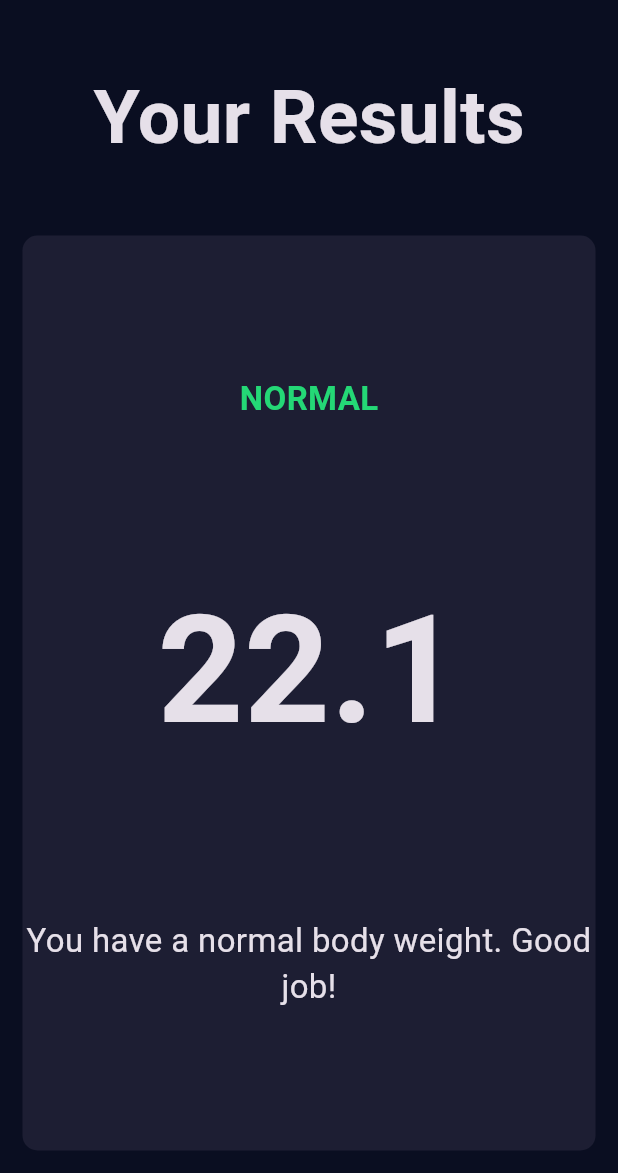
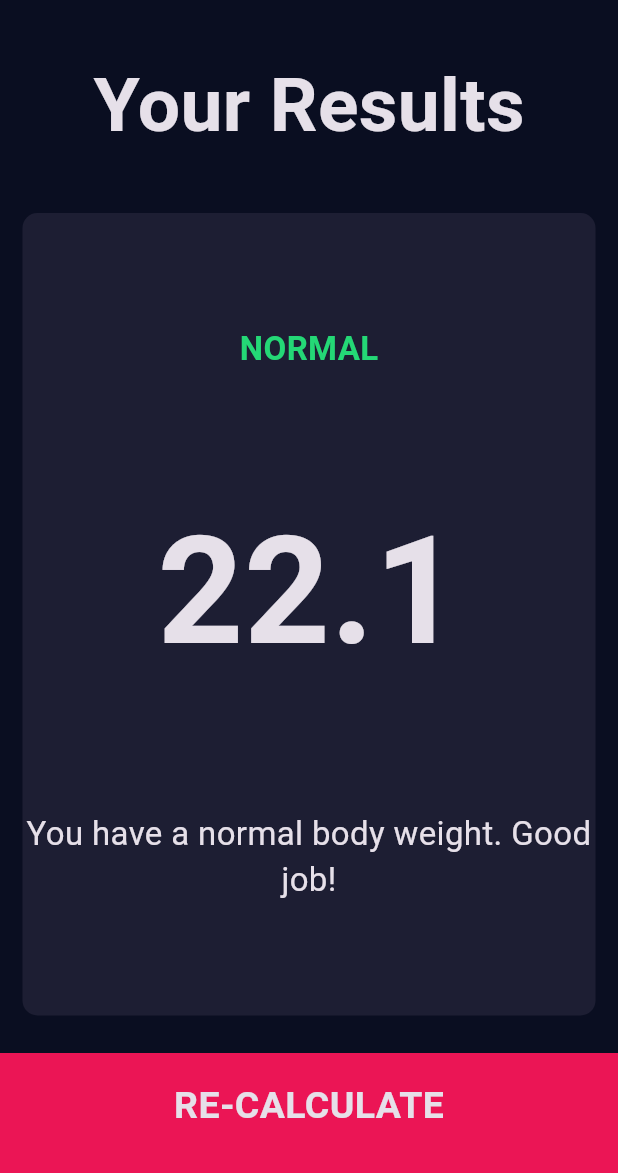
Before and after one commit to Arjav-07/BMI-Calculator, a Flutter app: the screen it shows after launch, after a tap on "CALCULATE", on a phone screen of 412 x 824 dp, the part 63-1236 px from its top. Run offline on Flutter 3.47's test engine with Material 3 defaults, Android fonts, the phone set to English and light mode, and no system bars; our stand-ins replace font_awesome_flutter.

Commit message:
BUTTONS FIXED

```diff
--- a/lib/components/bottom_button.dart
+++ b/lib/screens/bottom_button.dart
@@ -3,17 +3,18 @@ import 'package:flutter/material.dart';
 
 class BottomButton extends StatelessWidget {
   const BottomButton({
-    super.key, required this.onTap, required this.buttonTitle, required Container child,
+    super.key, required this.title, required this.onTap,
   });
 
+  final String title;
   final Function onTap;
-  final String buttonTitle;
-
 
   @override
   Widget build(BuildContext context) {
     return GestureDetector(
-      onTap:onTap(),
+      onTap: () {
+        onTap();
+      },
       child: Container(
         color: kbottomcolor,
         margin: EdgeInsets.only(top: 10.0),
@@ -21,7 +22,10 @@ class BottomButton extends StatelessWidget {
         width: double.infinity,
         height: kbottomcontainerheight,
         child: Center(
-          child: Text(buttonTitle, style: kLargeButtonTextStyle),
+          child: Text(
+            title,
+            style: kLargeButtonTextStyle,
+          ),
         ),
       ),
     );
--- a/lib/screens/input_page.dart
+++ b/lib/screens/input_page.dart
@@ -2,6 +2,7 @@ import 'package:bmi_calculator/components/icon_widget.dart';
 import 'package:bmi_calculator/components/reusablecard.dart';
 import 'package:bmi_calculator/components/rounded_icon_button.dart';
 import 'package:bmi_calculator/constants.dart';
+import 'package:bmi_calculator/screens/bottom_button.dart';
 import 'package:flutter/material.dart';
 import 'package:font_awesome_flutter/font_awesome_flutter.dart';
 
@@ -196,25 +197,10 @@ class _InputPageState extends State<InputPage> {
           ),
 
           // ------------------ CALCULATE BUTTON ------------------
-          GestureDetector(
-            onTap: () {
-              Navigator.pushNamed(context, '/results');
-              // Calculate BMI and navigate to results page
-            },
-            child: Container(
-              color: kbottomcolor,
-              margin: EdgeInsets.only(top: 10.0),
-              padding: EdgeInsets.only(bottom: 10.0),
-              width: double.infinity,
-              height: kbottomcontainerheight,
-              child: Center(
-                child: Text(
-                  'CALCULATE',
-                  style: kLargeButtonTextStyle,
-                ),
-              ),
-            ),
-          )
+          BottomButton(title: 'CALCULATE', onTap: () {
+            Navigator.pushNamed(context, '/results');
+            // Calculate BMI and navigate to results page
+          },),
         ],
       ),
     );
--- a/lib/screens/results_page.dart
+++ b/lib/screens/results_page.dart
@@ -1,5 +1,6 @@
 import 'package:bmi_calculator/constants.dart';
 import 'package:bmi_calculator/components/reusablecard.dart';
+import 'package:bmi_calculator/screens/bottom_button.dart';
 import 'package:flutter/material.dart';
 
 class ResultsPage extends StatelessWidget {
@@ -51,6 +52,12 @@ class ResultsPage extends StatelessWidget {
               onPress: () {},
             ),
           ),
+          BottomButton(
+            title: 'RE-CALCULATE',
+            onTap: () {
+              Navigator.pop(context);
+            },
+          ),
         ],
       ),
     );
```
